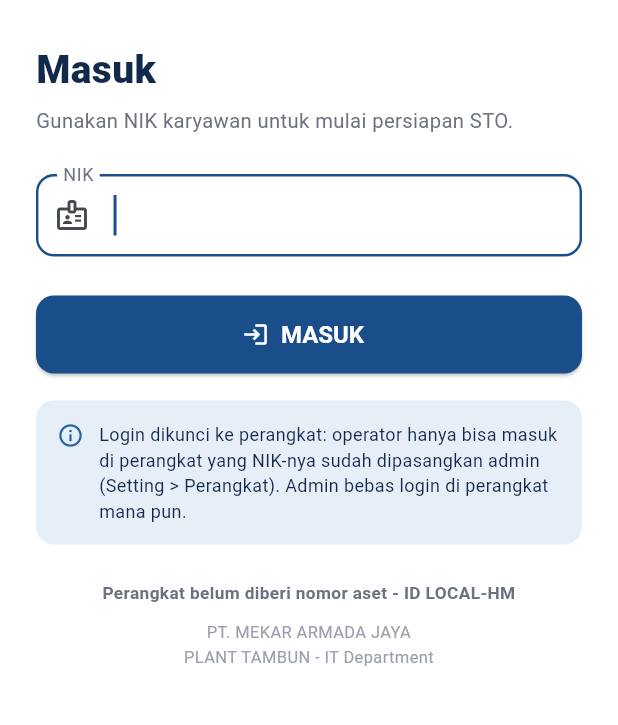
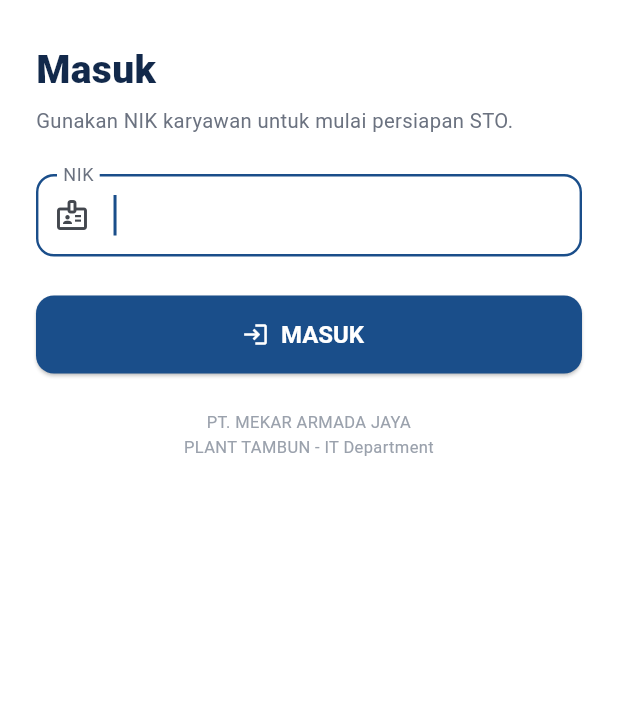
Before and after one commit to efrino/sto, a Flutter app: the screen it shows after launch, on a phone screen of 412 x 824 dp, the part 144-869 px from its top. Run offline on Flutter 3.47's test engine with Material 3 defaults, Android fonts, the phone set to English and light mode, and no system bars; our stand-ins replace audioplayers, permission_handler, qr_flutter, shared_preferences, sqflite; missing offline and left inert: blue_thermal_printer, mobile_scanner; accounts and stored records are empty.

Commit message:
Tutup kebocoran di layar login dan keraskan manifest
Layar login menerangkan seluruh model keamanannya kepada siapa pun yang
memegang handheld, diakhiri "Admin bebas login di perangkat mana pun" - praktis
menunjuk jalan masuk, karena cukup satu NIK admin untuk lolos dari penguncian
perangkat. Seluruh kotak keterangan dibuang; aturannya tetap berlaku.

ANDROID_ID juga tidak lagi ditampilkan sebelum login - itu kunci teknis
pemasangan NIK di server. Yang tersisa hanya nomor aset bila perangkat sudah
terdaftar; stikernya memang tertempel di badan HT dan itu yang disebut operator
saat melapor. ID lengkap tetap bisa dilihat admin di Setting > Perangkat.

Manifest:

- `usesCleartextTraffic="true"` berlaku untuk SELURUH alamat, jadi base URL
  yang salah - atau diarahkan orang lain - bisa mengalirkan NIK dan hasil
  hitung secara polos ke host mana pun. Diganti network security config yang
  hanya mengizinkan HTTP ke 192.168.10.67.
- `allowBackup` tidak diset, dan bawaannya true: database aplikasi ikut terbawa
  `adb backup` dan cadangan cloud. Dimatikan.

Keduanya diperiksa di dalam APK release yang sudah dibangun, bukan hanya di
berkas sumber.

Co-Authored-By: Claude Opus 5 <noreply@anthropic.com>

```diff
--- a/lib/features/auth/login_page.dart
+++ b/lib/features/auth/login_page.dart
@@ -56,18 +56,21 @@ class _LoginPageState extends State<LoginPage> {
     }
   }
 
-  /// Nomor aset perangkat bila sudah didaftarkan admin, atau id ringkasnya.
+  /// Nomor aset perangkat, bila admin sudah memberikannya.
+  ///
+  /// ANDROID_ID sengaja TIDAK ditampilkan di layar ini - itu kunci teknis
+  /// pemasangan NIK di server, dan layar login terbuka bagi siapa pun yang
+  /// memegang handheld. Admin tetap bisa melihatnya lengkap setelah masuk,
+  /// lewat Setting > Perangkat & pairing.
+  ///
+  /// Nomor asetnya sendiri bukan rahasia: stikernya tertempel di badan
+  /// perangkat, dan justru itu yang disebut operator saat melapor ke admin.
   String _perangkatLabel(BuildContext context) {
-    final devices = context.watch<DeviceProvider>();
-    final current = devices.current;
-    final identity = devices.identity;
+    final current = context.watch<DeviceProvider>().current;
     if (current != null && current.terdaftar) {
-      return 'Perangkat: ${current.assetName} (${current.model})';
+      return 'Perangkat ${current.assetName}';
     }
-    if (identity != null) {
-      return 'Perangkat belum diberi nomor aset - ID ${identity.shortId}';
-    }
-    return 'Membaca identitas perangkat...';
+    return '';
   }
 
   @override
@@ -158,35 +161,17 @@ class _LoginPageState extends State<LoginPage> {
                       : const Icon(Icons.login),
                   label: Text(session.isBusy ? 'Memproses...' : 'MASUK'),
                 ),
-                const SizedBox(height: 18),
-                Container(
-                  padding: const EdgeInsets.all(14),
-                  decoration: BoxDecoration(
-                    color: AppColors.infoSoft,
-                    borderRadius: BorderRadius.circular(12),
-                  ),
-                  child: const Row(
-                    crossAxisAlignment: CrossAxisAlignment.start,
-                    children: [
-                      Icon(Icons.info_outline, size: 18, color: AppColors.info),
-                      SizedBox(width: 10),
-                      Expanded(
-                        child: Text(
-                          'Login dikunci ke perangkat: operator hanya bisa '
-                          'masuk di perangkat yang NIK-nya sudah dipasangkan '
-                          'admin (Setting > Perangkat). Admin bebas login di '
-                          'perangkat mana pun.',
-                          style: TextStyle(
-                            fontSize: 12,
-                            height: 1.45,
-                            color: AppColors.navy,
-                          ),
-                        ),
-                      ),
-                    ],
-                  ),
-                ),
+                // TIDAK ADA keterangan aturan login di sini.
+                //
+                // Sebelumnya layar ini menjelaskan bahwa operator dikunci ke
+                // perangkat, di mana admin mengaturnya (Setting > Perangkat),
+                // dan bahwa ADMIN BEBAS LOGIN DI PERANGKAT MANA PUN. Kalimat
+                // terakhir itu justru menunjuk jalan masuk: siapa pun yang
+                // memegang handheld tahu bahwa cukup satu NIK admin untuk
+                // lolos dari penguncian perangkat. Aturannya tetap berlaku;
+                // yang tidak perlu adalah mengumumkannya sebelum login.
                 const SizedBox(height: 24),
+                if (_perangkatLabel(context).isNotEmpty) ...[
                   Center(
                     child: Text(
                       _perangkatLabel(context),
@@ -199,6 +184,7 @@ class _LoginPageState extends State<LoginPage> {
                     ),
                   ),
                   const SizedBox(height: 10),
+                ],
                 const Center(
                   child: Text(
                     '${AppConfig.companyName}\n${AppConfig.plantName} - ${AppConfig.departement}',
```
Also changed, not shown: 2 other files. Lines whose indentation alone changed are shown as unchanged.
